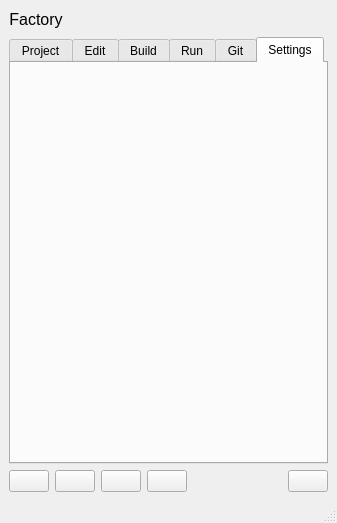
Before: the Qt Designer form mainwindow.ui in jplozf/Factory, drawn with Qt 5.
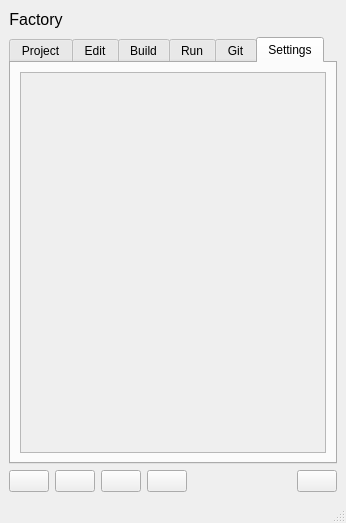
After: the same form once the commit is applied. The open tabs and pages were chosen to show the change. Icons and pictures are not drawn.

Patch:
```diff
--- a/mainwindow.ui
+++ b/mainwindow.ui
@@ -6,7 +6,7 @@
    <rect>
     <x>0</x>
     <y>0</y>
-    <width>328</width>
+    <width>346</width>
     <height>523</height>
    </rect>
   </property>
@@ -367,6 +367,25 @@
        <attribute name="title">
         <string>Settings</string>
        </attribute>
+       <layout class="QGridLayout" name="gridLayout_4">
+        <item row="0" column="0">
+         <widget class="QScrollArea" name="scrollArea">
+          <property name="widgetResizable">
+           <bool>true</bool>
+          </property>
+          <widget class="QWidget" name="scaSettings">
+           <property name="geometry">
+            <rect>
+             <x>0</x>
+             <y>0</y>
+             <width>304</width>
+             <height>360</height>
+            </rect>
+           </property>
+          </widget>
+         </widget>
+        </item>
+       </layout>
       </widget>
      </widget>
     </item>
```
Left out of the diff: 2 changed lines with no effect on the pictures.
